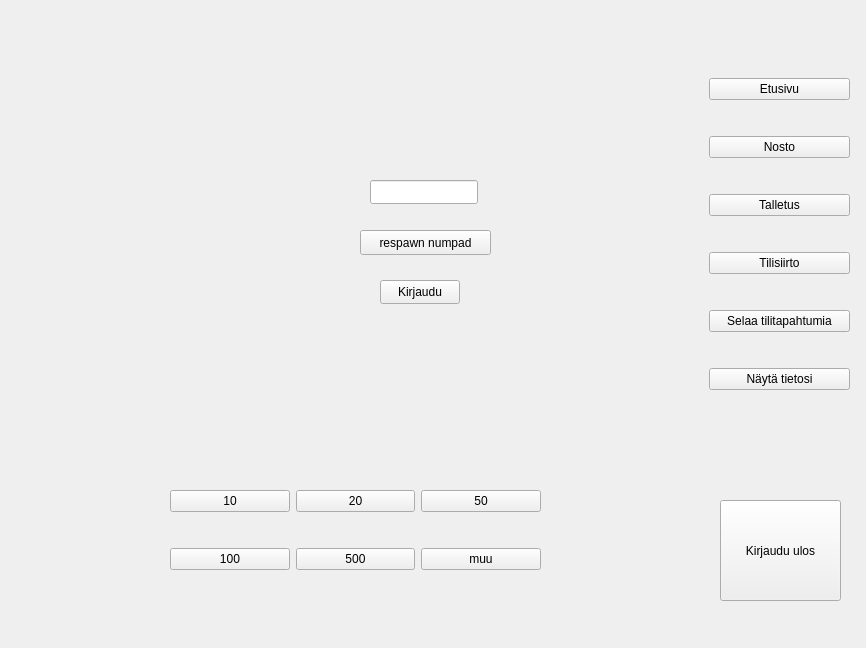
Old version of the form bankautomat/mainwindow.ui in the repository bank-2022/group7.
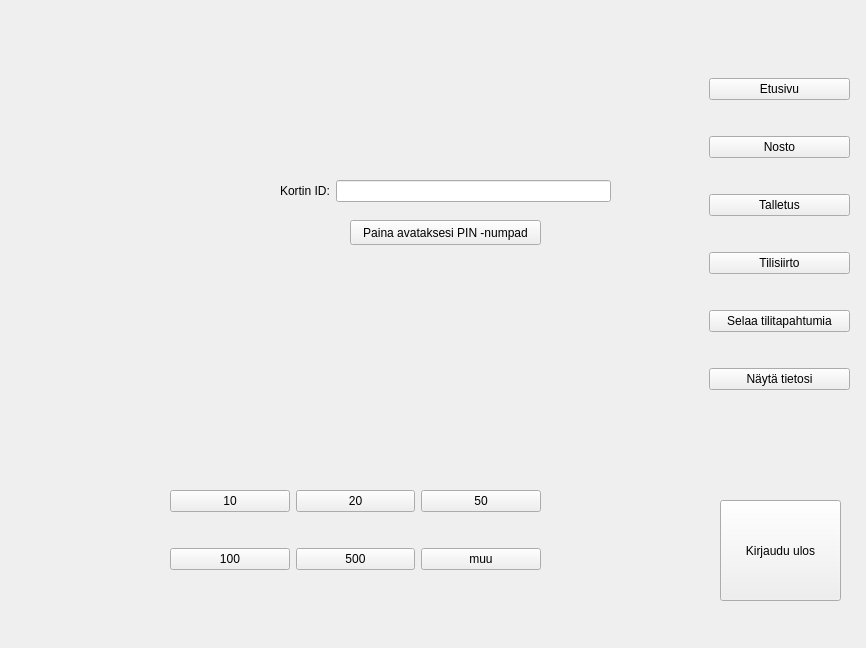
New version of the form. The open tabs and pages were chosen to show the change.

Commit message: pääotsikko labelin bugi fixattu, UI:n meikkausta ja jotain yleistä säätämistä...

```diff
--- a/bankautomat/mainwindow.ui
+++ b/bankautomat/mainwindow.ui
@@ -59,29 +59,6 @@
      </widget>
     </widget>
     <widget class="QWidget" name="kirjauduPage">
-     <widget class="QLineEdit" name="idKortti">
-      <property name="geometry">
-       <rect>
-        <x>360</x>
-        <y>160</y>
-        <width>108</width>
-        <height>24</height>
-       </rect>
-      </property>
-     </widget>
-     <widget class="QPushButton" name="kirjaudu">
-      <property name="geometry">
-       <rect>
-        <x>370</x>
-        <y>260</y>
-        <width>80</width>
-        <height>24</height>
-       </rect>
-      </property>
-      <property name="text">
-       <string>Kirjaudu</string>
-      </property>
-     </widget>
      <widget class="QLabel" name="kirjautumisLabel">
       <property name="geometry">
        <rect>
@@ -98,16 +75,51 @@
      <widget class="QPushButton" name="showNumpad">
       <property name="geometry">
        <rect>
-        <x>350</x>
-        <y>210</y>
-        <width>131</width>
+        <x>340</x>
+        <y>200</y>
+        <width>191</width>
         <height>25</height>
        </rect>
       </property>
       <property name="text">
-       <string>respawn numpad</string>
+       <string>Paina avataksesi PIN -numpad</string>
       </property>
      </widget>
+     <widget class="QLabel" name="varoitusLabel">
+      <property name="geometry">
+       <rect>
+        <x>370</x>
+        <y>70</y>
+        <width>141</width>
+        <height>51</height>
+       </rect>
+      </property>
+      <property name="text">
+       <string/>
+      </property>
+     </widget>
+     <widget class="QWidget" name="formLayoutWidget_2">
+      <property name="geometry">
+       <rect>
+        <x>270</x>
+        <y>160</y>
+        <width>331</width>
+        <height>31</height>
+       </rect>
+      </property>
+      <layout class="QFormLayout" name="formLayout_2">
+       <item row="0" column="0">
+        <widget class="QLabel" name="label_2">
+         <property name="text">
+          <string>Kortin ID:</string>
+         </property>
+        </widget>
+       </item>
+       <item row="0" column="1">
+        <widget class="QLineEdit" name="idKortti"/>
+       </item>
+      </layout>
+     </widget>
     </widget>
     <widget class="QWidget" name="mainPage">
      <widget class="QLabel" name="saldoLabel">
```
Left out of the diff: 98 changed lines with no effect on the pictures. The commit also changes 1 other file.
